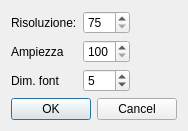
Above: src/parametriavanzati.ui from mtonin/gestcassa before the change. Below: the same form after it.
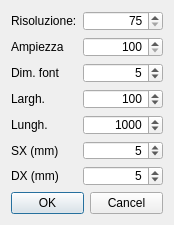
That is the form after the change.

What changed in the file:
```diff
--- a/src/parametriavanzati.ui
+++ b/src/parametriavanzati.ui
@@ -10,9 +10,21 @@
     <x>0</x>
     <y>0</y>
     <width>174</width>
-    <height>123</height>
+    <height>225</height>
    </rect>
   </property>
+  <property name="minimumSize">
+   <size>
+    <width>174</width>
+    <height>225</height>
+   </size>
+  </property>
+  <property name="maximumSize">
+   <size>
+    <width>174</width>
+    <height>225</height>
+   </size>
+  </property>
   <property name="windowTitle">
    <string>Parametri avanzati</string>
   </property>
@@ -21,8 +33,6 @@
   </property>
   <layout class="QVBoxLayout" name="verticalLayout">
    <item>
-    <layout class="QHBoxLayout" name="horizontalLayout">
-     <item>
       <layout class="QFormLayout" name="formLayout">
        <item row="0" column="0">
         <widget class="QLabel" name="label">
@@ -33,6 +43,9 @@
        </item>
        <item row="0" column="1">
         <widget class="QSpinBox" name="risoluzioneBox">
+       <property name="alignment">
+        <set>Qt::AlignRight|Qt::AlignTrailing|Qt::AlignVCenter</set>
+       </property>
          <property name="readOnly">
           <bool>false</bool>
          </property>
@@ -56,11 +69,14 @@
        </item>
        <item row="1" column="1">
         <widget class="QSpinBox" name="ampiezzaBox">
+       <property name="alignment">
+        <set>Qt::AlignRight|Qt::AlignTrailing|Qt::AlignVCenter</set>
+       </property>
          <property name="minimum">
           <number>100</number>
          </property>
          <property name="maximum">
-          <number>500</number>
+        <number>1000</number>
          </property>
          <property name="singleStep">
           <number>10</number>
@@ -76,6 +92,9 @@
        </item>
        <item row="2" column="1">
         <widget class="QSpinBox" name="dimFontBox">
+       <property name="alignment">
+        <set>Qt::AlignRight|Qt::AlignTrailing|Qt::AlignVCenter</set>
+       </property>
          <property name="minimum">
           <number>1</number>
          </property>
@@ -90,20 +109,109 @@
          </property>
         </widget>
        </item>
-      </layout>
+     <item row="3" column="0">
+      <widget class="QLabel" name="label_6">
+       <property name="text">
+        <string>Largh.</string>
+       </property>
+      </widget>
      </item>
-     <item>
-      <spacer name="horizontalSpacer">
-       <property name="orientation">
-        <enum>Qt::Horizontal</enum>
+     <item row="3" column="1">
+      <widget class="QSpinBox" name="larghezzaFoglioBox">
+       <property name="alignment">
+        <set>Qt::AlignRight|Qt::AlignTrailing|Qt::AlignVCenter</set>
        </property>
-       <property name="sizeHint" stdset="0">
-        <size>
-         <width>40</width>
-         <height>20</height>
-        </size>
+       <property name="minimum">
+        <number>0</number>
        </property>
-      </spacer>
+       <property name="maximum">
+        <number>10000</number>
+       </property>
+       <property name="singleStep">
+        <number>10</number>
+       </property>
+       <property name="value">
+        <number>100</number>
+       </property>
+      </widget>
+     </item>
+     <item row="4" column="0">
+      <widget class="QLabel" name="label_7">
+       <property name="text">
+        <string>Lungh.</string>
+       </property>
+      </widget>
+     </item>
+     <item row="5" column="0">
+      <widget class="QLabel" name="label_4">
+       <property name="text">
+        <string>SX (mm)</string>
+       </property>
+      </widget>
+     </item>
+     <item row="5" column="1">
+      <widget class="QSpinBox" name="margineSXBox">
+       <property name="alignment">
+        <set>Qt::AlignRight|Qt::AlignTrailing|Qt::AlignVCenter</set>
+       </property>
+       <property name="minimum">
+        <number>0</number>
+       </property>
+       <property name="maximum">
+        <number>20</number>
+       </property>
+       <property name="singleStep">
+        <number>1</number>
+       </property>
+       <property name="value">
+        <number>5</number>
+       </property>
+      </widget>
+     </item>
+     <item row="6" column="0">
+      <widget class="QLabel" name="label_5">
+       <property name="text">
+        <string>DX (mm)</string>
+       </property>
+      </widget>
+     </item>
+     <item row="6" column="1">
+      <widget class="QSpinBox" name="margineDXBox">
+       <property name="alignment">
+        <set>Qt::AlignRight|Qt::AlignTrailing|Qt::AlignVCenter</set>
+       </property>
+       <property name="minimum">
+        <number>0</number>
+       </property>
+       <property name="maximum">
+        <number>20</number>
+       </property>
+       <property name="singleStep">
+        <number>1</number>
+       </property>
+       <property name="value">
+        <number>5</number>
+       </property>
+      </widget>
+     </item>
+     <item row="4" column="1">
+      <widget class="QSpinBox" name="lunghezzaFoglioBox">
+       <property name="alignment">
+        <set>Qt::AlignRight|Qt::AlignTrailing|Qt::AlignVCenter</set>
+       </property>
+       <property name="minimum">
+        <number>0</number>
+       </property>
+       <property name="maximum">
+        <number>10000</number>
+       </property>
+       <property name="singleStep">
+        <number>10</number>
+       </property>
+       <property name="value">
+        <number>1000</number>
+       </property>
+      </widget>
      </item>
     </layout>
    </item>
```
Left out of the diff: 9 changed lines with no effect on the pictures. Lines whose indentation alone changed are shown as unchanged.
